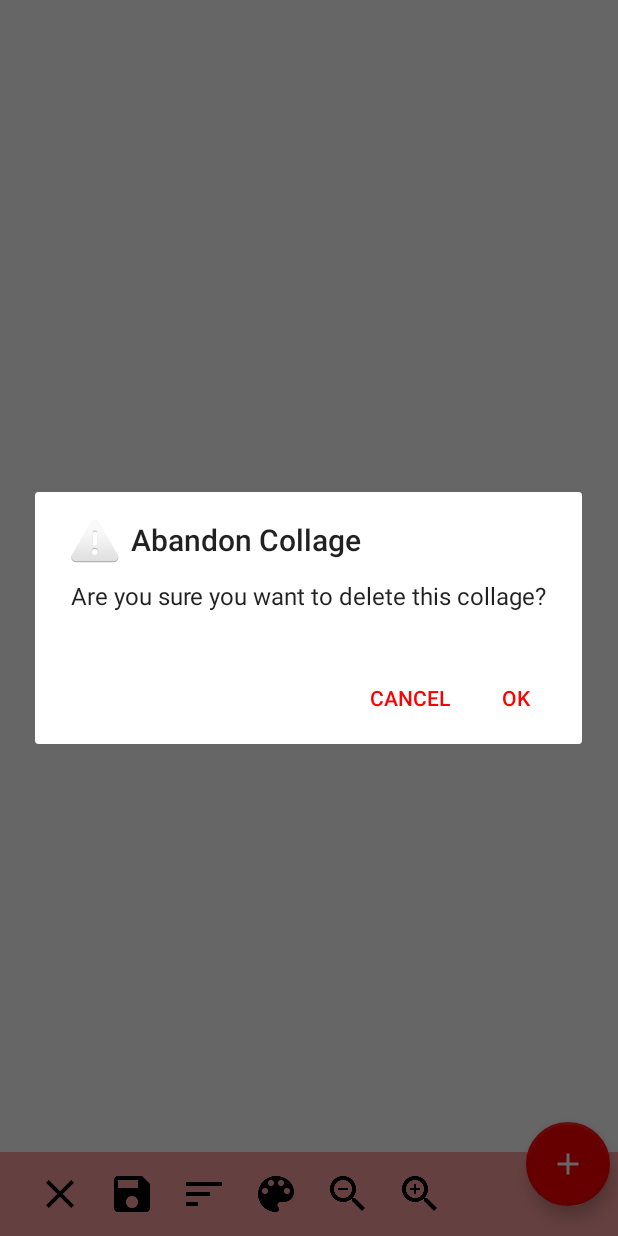
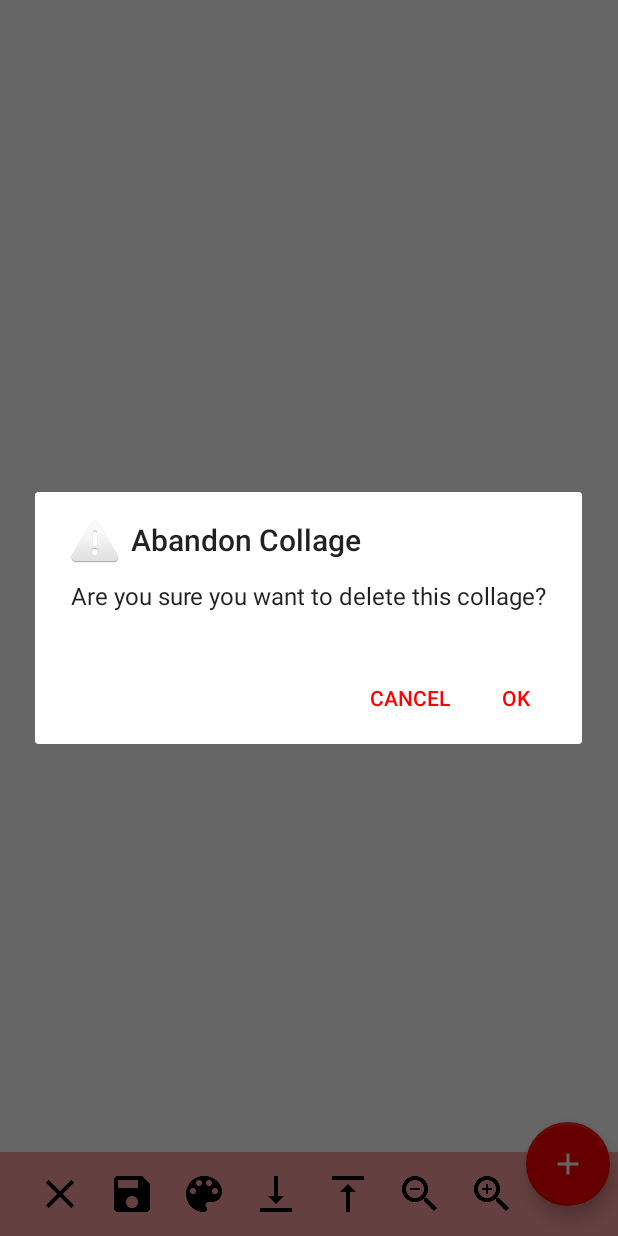
Before and after one commit to drewmahrt/Collage-App, an Android app: the screen it shows after launch (MainActivity), after a tap on "Close Collage", on a phone screen of 412 x 824 dp. Run offline under Robolectric (Android 15) with nearby library versions, the light colour scheme and no system bars; 1 statement that could not run was skipped.

Commit message:
Added layer sorting

```diff
--- a/CollageApp/app/src/main/res/menu/collage_menu.xml
+++ b/CollageApp/app/src/main/res/menu/collage_menu.xml
@@ -11,14 +11,22 @@
         android:icon="@drawable/ic_save"
         app:showAsAction="always"
         />
-    <item android:id="@+id/sort_layers_action"
-        android:title="@string/sort_layers_action_title"
-        android:icon="@drawable/ic_sort"
-        app:showAsAction="always"
-        />
+
     <item android:id="@+id/pick_color_action"
         android:title="@string/pick_color_action_title"
         android:icon="@drawable/ic_color_picker"
+        app:showAsAction="always"
+        />
+
+    <item android:id="@+id/sort_layer_down_action"
+        android:title="@string/sort_layers_down_action_title"
+        android:icon="@drawable/ic_sort_down"
+        app:showAsAction="always"
+        />
+
+    <item android:id="@+id/sort_layer_up_action"
+        android:title="@string/sort_layers_up_action_title"
+        android:icon="@drawable/ic_sort_up"
         app:showAsAction="always"
         />
 
--- a/CollageApp/app/src/main/res/values/strings.xml
+++ b/CollageApp/app/src/main/res/values/strings.xml
@@ -13,4 +13,6 @@
     <string name="materialcolorpicker__errHex" >Hex Code Format incorrect</string>
     <string name="materialcolorpicker__inputColor">Color: </string>
     <string name="materialcolorpicker__btnSelectColor">Select</string>
+    <string name="sort_layers_down_action_title">Move Down</string>
+    <string name="sort_layers_up_action_title">Move Up</string>
 </resources>
```
Also changed, not shown: CollageApp/app/src/main/java/com/drewmahrt/collageapp/MainActivity.java (+39 -7 lines), CollageApp/app/src/main/res/drawable/ic_sort_down.png (added), CollageApp/app/src/main/res/drawable/ic_sort_up.png (added).
